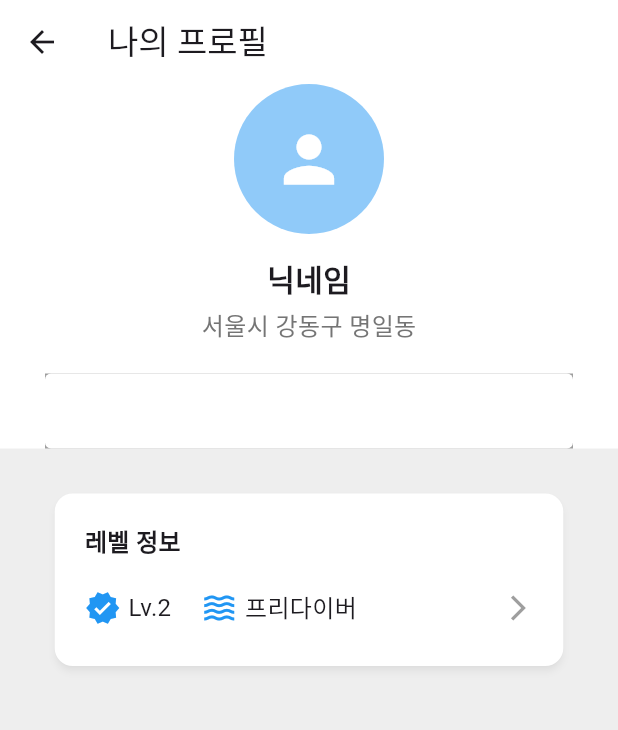
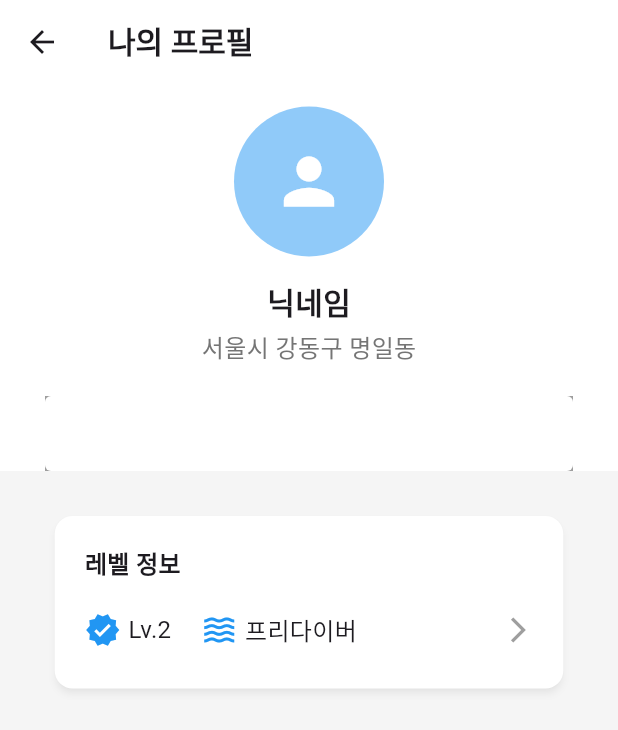
Before and after one commit to matthewKang6263/flutter_application_seau, a Flutter app: the MyPage screen opened directly, on a phone screen of 412 x 824 dp. Shown: the top 730 px of the screen. Run offline on Flutter 3.47's test engine with Material 3 defaults, Android fonts, the phone set to English and light mode, and no system bars; our stand-ins replace flutter_riverpod; project files that could hold a hidden picture were left out.

Commit message:
<refactor>(mypage): 상단 앱바 텍스트 스타일 수정

```diff
--- a/lib/ui/pages/mypage/my_page.dart
+++ b/lib/ui/pages/mypage/my_page.dart
@@ -9,9 +9,14 @@ class MyPage extends StatelessWidget {
   @override
   Widget build(BuildContext context) {
     return Scaffold(
-        backgroundColor: Colors.grey[200],
+        backgroundColor: Colors.grey[100],
         appBar: AppBar(
-          title: Text('나의 프로필'),
+          title: Text('나의 프로필',
+          style: TextStyle(
+            fontSize: 20,
+            fontWeight: FontWeight.bold
+          ),
+          ),
           backgroundColor: Colors.white,
           elevation: 0, // 그림자 제거
         ),
@@ -23,6 +28,7 @@ class MyPage extends StatelessWidget {
               child: Column(
                 // 프로필 섹션 콘텐츠 1. 프로필이미지 2. 사용자닉네임 3. 사용자주소
                 children: [
+                  SizedBox(height: 15),
                   CircleAvatar(
                     radius: 50,
                     backgroundColor: Colors.blue[200],
```
